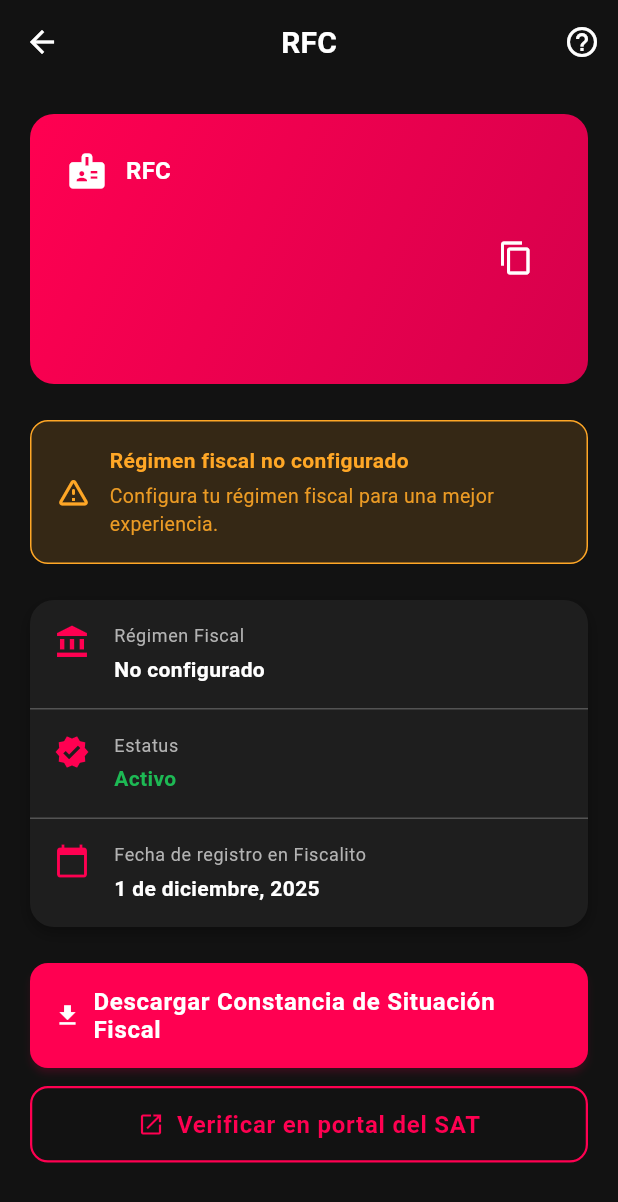
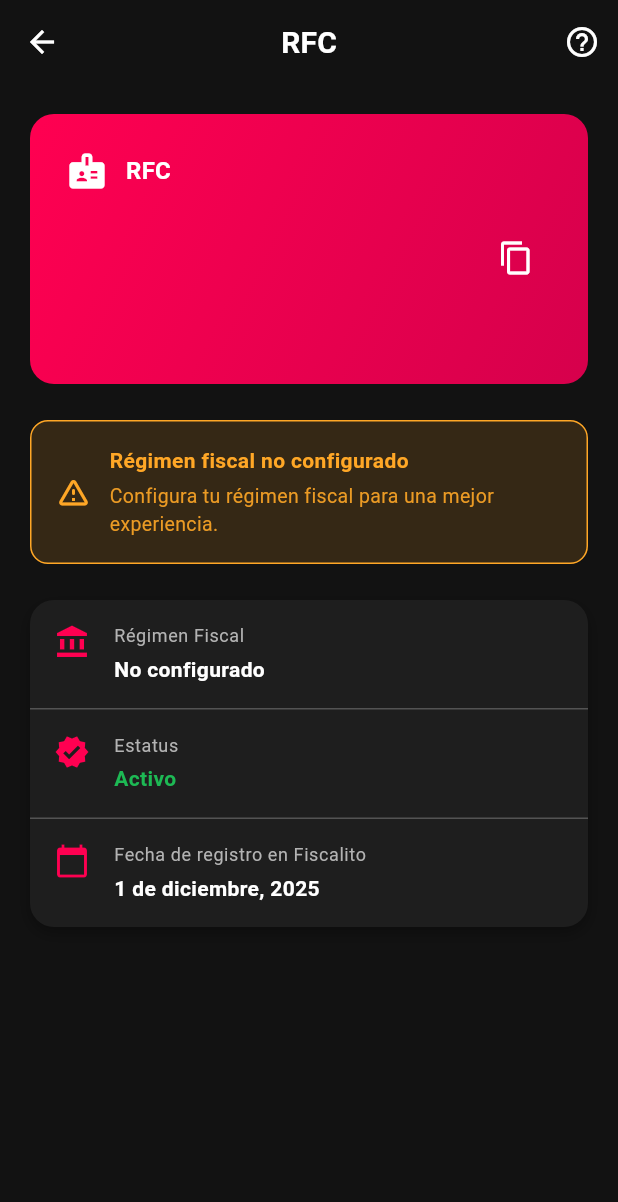
Before and after one commit to lR1ck/fiscalito, a Flutter app: the RFCDetailsScreen screen opened by its route, after a tap on "Reintentar", on a phone screen of 412 x 824 dp. Shown: the top 1202 px of the screen. Run offline on Flutter 3.47's test engine with Material 3 defaults, Android fonts, the phone set to English and light mode, and no system bars; our stand-ins replace cloud_firestore, firebase_auth, firebase_core, flutter_dotenv, flutter_markdown; missing offline and left inert: mobile_scanner; accounts and stored records are empty.

Commit message:
quitar mock

```diff
--- a/fiscalito_app/lib/screens/profile/rfc_details_screen.dart
+++ b/fiscalito_app/lib/screens/profile/rfc_details_screen.dart
@@ -279,36 +279,6 @@ class _RFCDetailsScreenState extends State<RFCDetailsScreen> {
               ],
             ),
           ),
-
-          const SizedBox(height: 24),
-
-          // Botón descargar constancia
-          SizedBox(
-            width: double.infinity,
-            child: ElevatedButton.icon(
-              onPressed: () => _downloadConstancia(context),
-              icon: const Icon(Icons.download),
-              label: const Text('Descargar Constancia de Situación Fiscal'),
-              style: ElevatedButton.styleFrom(
-                padding: const EdgeInsets.all(16),
-              ),
-            ),
-          ),
-
-          const SizedBox(height: 12),
-
-          // Botón verificar en SAT
-          SizedBox(
-            width: double.infinity,
-            child: OutlinedButton.icon(
-              onPressed: () => _verifyInSAT(context),
-              icon: const Icon(Icons.open_in_new),
-              label: const Text('Verificar en portal del SAT'),
-              style: OutlinedButton.styleFrom(
-                padding: const EdgeInsets.all(16),
-              ),
-            ),
-          ),
         ],
       ),
     );
@@ -414,23 +384,6 @@ class _RFCDetailsScreenState extends State<RFCDetailsScreen> {
     );
   }
 
-  void _downloadConstancia(BuildContext context) {
-    ScaffoldMessenger.of(context).showSnackBar(
-      const SnackBar(
-        content: Text('Función de descarga próximamente'),
-        backgroundColor: AppTheme.infoBlue,
-      ),
-    );
-  }
-
-  void _verifyInSAT(BuildContext context) {
-    ScaffoldMessenger.of(context).showSnackBar(
-      const SnackBar(
-        content: Text('Abriendo portal del SAT (simulado)'),
-      ),
-    );
-  }
-
   void _showHelpDialog(BuildContext context) {
     showDialog(
       context: context,
```
